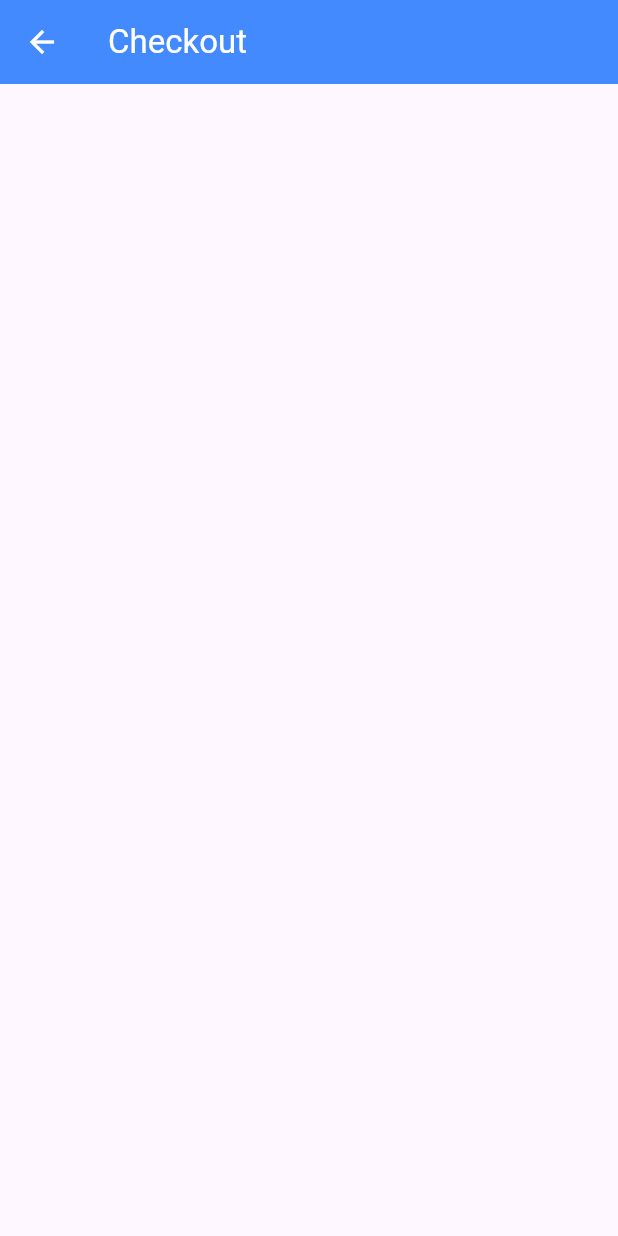
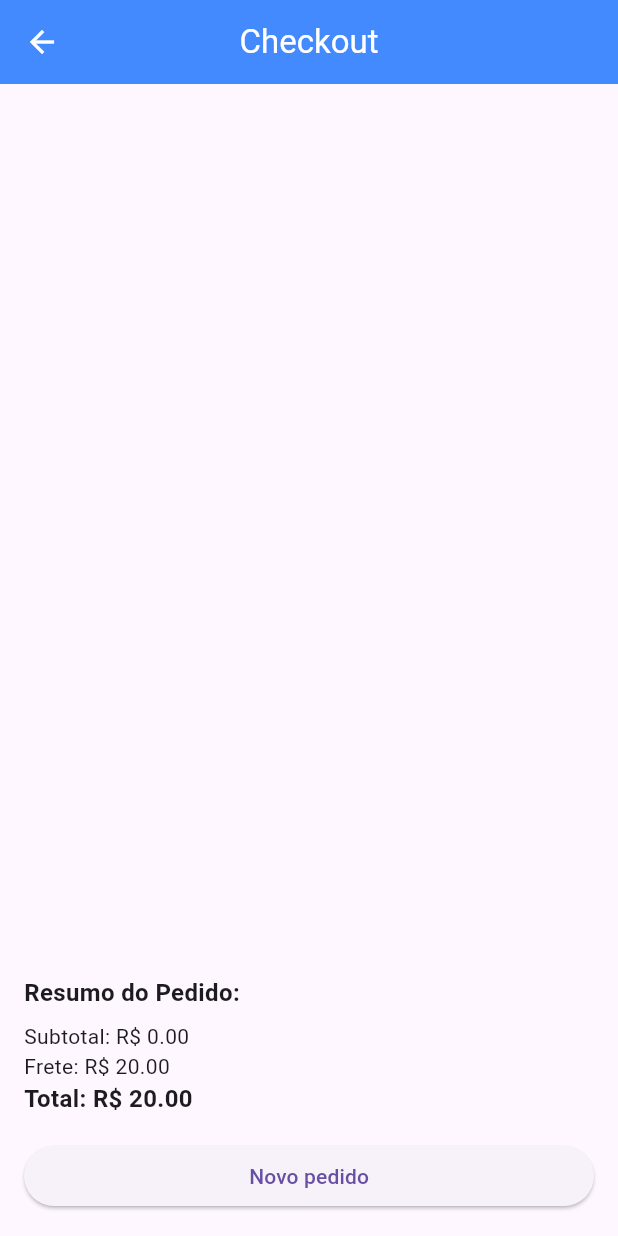
Before and after one commit to VinioVnz/flutter-shopping-cart-mvvm, a Flutter app: the CheckoutView screen opened by its route, on a phone screen of 412 x 824 dp. Run offline on Flutter 3.47's test engine with Material 3 defaults, Android fonts, the phone set to English and light mode, and no system bars; network calls fail.

Commit message:
feat: tela de checkout

```diff
--- a/lib/src/views/cart_view.dart
+++ b/lib/src/views/cart_view.dart
@@ -9,7 +9,7 @@ class CartView extends StatelessWidget {
   Widget build(BuildContext context) {
     final cart = context.watch<CartViewModel>();
     return Scaffold(
-      appBar: AppBar(title: Text('Tela carrinho'), centerTitle: true),
+      appBar: AppBar(title: Text('Carrinho'), centerTitle: true),
       body: _buildBody(cart, context),
     );
   }
--- a/lib/src/views/checkout_view.dart
+++ b/lib/src/views/checkout_view.dart
@@ -1,13 +1,93 @@
 import 'package:app/src/colors/cores.dart';
+import 'package:app/src/view_models/cart_view_model.dart';
 import 'package:flutter/material.dart';
+import 'package:provider/provider.dart';
 
 class CheckoutView extends StatelessWidget {
   const CheckoutView({super.key});
 
   @override
   Widget build(BuildContext context) {
+    final cart = context.watch<CartViewModel>();
     return Scaffold(
-      appBar: AppBar(title: Text('Checkout'),backgroundColor: Cores().mainColor,),
+      appBar: AppBar(
+        title: Text('Checkout'),
+        backgroundColor: Cores().mainColor,
+        centerTitle: true,
+      ),
+      body: _buildBody(cart, context),
+    );
+  }
+
+  Widget _buildBody(CartViewModel cart, BuildContext context) {
+    double total = 0;
+    double frete = 20;
+    total = cart.total + frete;
+    return Column(
+      children: [
+        Expanded(
+          child: ListView.builder(
+            itemCount: cart.items.length,
+            itemBuilder: (context, index) {
+              final item = cart.items[index];
+              return ListTile(
+                leading: Image.network(
+                  item.product.urlImage,
+                  width: 50,
+                  height: 50,
+                  fit: BoxFit.contain,
+                ),
+                title: Text(item.product.name),
+                subtitle: Column(
+                  crossAxisAlignment: CrossAxisAlignment.start,
+                  children: [
+                    Text(
+                      'Preço Unitário: R\$ ${item.product.uniPrice.toStringAsFixed(2)}',
+                    ),
+                    Text(
+                      'Subtotal: ${item.subtotal.toStringAsFixed(2)}',
+                      style: TextStyle(fontWeight: FontWeight.bold),
+                    ),
+                  ],
+                ),
+              );
+            },
+          ),
+        ),
+        Padding(
+          padding: EdgeInsets.all(16),
+          child: Column(
+            crossAxisAlignment: CrossAxisAlignment.stretch,
+            children: [
+              Text(
+                'Resumo do Pedido:',
+                style: TextStyle(fontWeight: FontWeight.bold, fontSize: 16),
+              ),
+              SizedBox(height: 8),
+              Text('Subtotal: R\$ ${cart.total.toStringAsFixed(2)}'),
+              Text('Frete: R\$ ${frete.toStringAsFixed(2)}'),
+              Text(
+                'Total: R\$ ${total.toStringAsFixed(2)}',
+                style: TextStyle(fontWeight: FontWeight.bold, fontSize: 16),
+              ),
+
+              SizedBox(height: 16),
+
+              ElevatedButton(
+                onPressed: () {
+                  cart.clearCart();
+                  Navigator.pushNamedAndRemoveUntil(
+                    context,
+                    '/catalog',
+                    (route) => false, // remove todas as telas anteriores
+                  );
+                },
+                child: Text('Novo pedido'),
+              ),
+            ],
+          ),
+        ),
+      ],
     );
   }
 }
```
